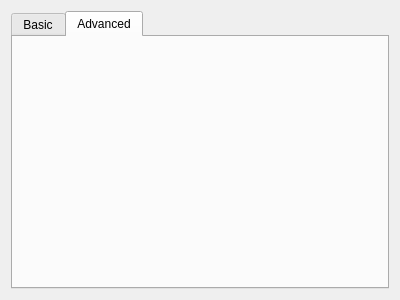
First picture: the form in qt/draw_map_form.ui, repository idergunoff/geovel_1.0, before the edit.
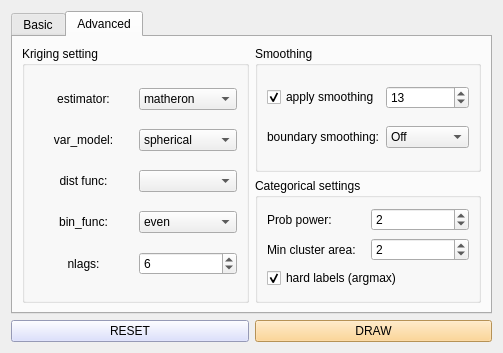
Second picture: the form after the edit. The open tabs and pages were chosen to show the change.

Commit message: upgrade draw map form

```diff
--- a/qt/draw_map_form.ui
+++ b/qt/draw_map_form.ui
@@ -6,15 +6,35 @@
    <rect>
     <x>0</x>
     <y>0</y>
-    <width>400</width>
-    <height>300</height>
+    <width>503</width>
+    <height>353</height>
    </rect>
   </property>
   <property name="windowTitle">
    <string>Form</string>
   </property>
   <layout class="QGridLayout" name="gridLayout">
-   <item row="0" column="0">
+   <item row="1" column="0">
+    <widget class="QPushButton" name="pushButton_reset_map">
+     <property name="styleSheet">
+      <string notr="true">background-color: rgb(210, 215, 255);</string>
+     </property>
+     <property name="text">
+      <string>RESET</string>
+     </property>
+    </widget>
+   </item>
+   <item row="1" column="1">
+    <widget class="QPushButton" name="pushButton_map">
+     <property name="styleSheet">
+      <string notr="true">background-color: rgb(255, 204, 121);</string>
+     </property>
+     <property name="text">
+      <string>DRAW</string>
+     </property>
+    </widget>
+   </item>
+   <item row="0" column="0" colspan="2">
     <widget class="QTabWidget" name="tabWidget">
      <property name="currentIndex">
       <number>0</number>
@@ -169,6 +189,328 @@
       <attribute name="title">
        <string>Advanced</string>
       </attribute>
+      <layout class="QGridLayout" name="gridLayout_6">
+       <item row="0" column="0" rowspan="2">
+        <widget class="QGroupBox" name="groupBox">
+         <property name="title">
+          <string>Kriging setting</string>
+         </property>
+         <layout class="QGridLayout" name="gridLayout_3">
+          <item row="0" column="0">
+           <widget class="QLabel" name="label_7">
+            <property name="text">
+             <string>estimator:</string>
+            </property>
+            <property name="alignment">
+             <set>Qt::AlignCenter</set>
+            </property>
+           </widget>
+          </item>
+          <item row="0" column="1">
+           <widget class="QComboBox" name="comboBox_estimator">
+            <item>
+             <property name="text">
+              <string>matheron</string>
+             </property>
+            </item>
+            <item>
+             <property name="text">
+              <string>cressie</string>
+             </property>
+            </item>
+            <item>
+             <property name="text">
+              <string>dowd</string>
+             </property>
+            </item>
+            <item>
+             <property name="text">
+              <string>minmax</string>
+             </property>
+            </item>
+            <item>
+             <property name="text">
+              <string>entropy</string>
+             </property>
+            </item>
+           </widget>
+          </item>
+          <item row="1" column="0">
+           <widget class="QLabel" name="label_27">
+            <property name="text">
+             <string>var_model:</string>
+            </property>
+            <property name="alignment">
+             <set>Qt::AlignCenter</set>
+            </property>
+           </widget>
+          </item>
+          <item row="1" column="1">
+           <widget class="QComboBox" name="comboBox_var_model">
+            <item>
+             <property name="text">
+              <string>spherical</string>
+             </property>
+            </item>
+            <item>
+             <property name="text">
+              <string>exponential</string>
+             </property>
+            </item>
+            <item>
+             <property name="text">
+              <string>gaussian</string>
+             </property>
+            </item>
+            <item>
+             <property name="text">
+              <string>cubic</string>
+             </property>
+            </item>
+            <item>
+             <property name="text">
+              <string>stable</string>
+             </property>
+            </item>
+            <item>
+             <property name="text">
+              <string>matern</string>
+             </property>
+            </item>
+            <item>
+             <property name="text">
+              <string>nugget</string>
+             </property>
+            </item>
+           </widget>
+          </item>
+          <item row="2" column="0">
+           <widget class="QLabel" name="label_8">
+            <property name="text">
+             <string>dist func:</string>
+            </property>
+            <property name="alignment">
+             <set>Qt::AlignCenter</set>
+            </property>
+           </widget>
+          </item>
+          <item row="2" column="1">
+           <widget class="QComboBox" name="comboBox_dist_func"/>
+          </item>
+          <item row="3" column="0">
+           <widget class="QLabel" name="label_5">
+            <property name="text">
+             <string>bin_func:</string>
+            </property>
+            <property name="alignment">
+             <set>Qt::AlignCenter</set>
+            </property>
+           </widget>
+          </item>
+          <item row="3" column="1">
+           <widget class="QComboBox" name="comboBox_bin_func">
+            <item>
+             <property name="text">
+              <string>even</string>
+             </property>
+            </item>
+            <item>
+             <property name="text">
+              <string>uniform</string>
+             </property>
+            </item>
+            <item>
+             <property name="text">
+              <string>fd</string>
+             </property>
+            </item>
+            <item>
+             <property name="text">
+              <string>sturges</string>
+             </property>
+            </item>
+            <item>
+             <property name="text">
+              <string>scott</string>
+             </property>
+            </item>
+            <item>
+             <property name="text">
+              <string>doane</string>
+             </property>
+            </item>
+            <item>
+             <property name="text">
+              <string>sqrt</string>
+             </property>
+            </item>
+            <item>
+             <property name="text">
+              <string>kmeans</string>
+             </property>
+            </item>
+            <item>
+             <property name="text">
+              <string>ward</string>
+             </property>
+            </item>
+           </widget>
+          </item>
+          <item row="4" column="0">
+           <widget class="QLabel" name="label_28">
+            <property name="toolTip">
+             <string>Количество ячеек усреднения для вариограммы</string>
+            </property>
+            <property name="text">
+             <string>nlags:</string>
+            </property>
+            <property name="alignment">
+             <set>Qt::AlignCenter</set>
+            </property>
+           </widget>
+          </item>
+          <item row="4" column="1">
+           <widget class="QSpinBox" name="spinBox_nlags">
+            <property name="minimum">
+             <number>1</number>
+            </property>
+            <property name="maximum">
+             <number>1000</number>
+            </property>
+            <property name="value">
+             <number>6</number>
+            </property>
+           </widget>
+          </item>
+         </layout>
+        </widget>
+       </item>
+       <item row="0" column="1">
+        <widget class="QGroupBox" name="groupBox_2">
+         <property name="title">
+          <string>Smoothing</string>
+         </property>
+         <layout class="QGridLayout" name="gridLayout_4">
+          <item row="0" column="0">
+           <widget class="QCheckBox" name="checkBox_filt">
+            <property name="contextMenuPolicy">
+             <enum>Qt::PreventContextMenu</enum>
+            </property>
+            <property name="layoutDirection">
+             <enum>Qt::LeftToRight</enum>
+            </property>
+            <property name="text">
+             <string>apply smoothing</string>
+            </property>
+            <property name="checked">
+             <bool>true</bool>
+            </property>
+           </widget>
+          </item>
+          <item row="0" column="1">
+           <widget class="QSpinBox" name="spinBox_filt">
+            <property name="minimum">
+             <number>5</number>
+            </property>
+            <property name="singleStep">
+             <number>2</number>
+            </property>
+            <property name="value">
+             <number>13</number>
+            </property>
+           </widget>
+          </item>
+          <item row="1" column="0">
+           <widget class="QLabel" name="label_9">
+            <property name="text">
+             <string>boundary smoothing:</string>
+            </property>
+           </widget>
+          </item>
+          <item row="1" column="1">
+           <widget class="QComboBox" name="comboBox_boundary_smooth">
+            <item>
+             <property name="text">
+              <string>Off</string>
+             </property>
+            </item>
+            <item>
+             <property name="text">
+              <string>Low</string>
+             </property>
+            </item>
+            <item>
+             <property name="text">
+              <string>Medium</string>
+             </property>
+            </item>
+            <item>
+             <property name="text">
+              <string>High</string>
+             </property>
+            </item>
+           </widget>
+          </item>
+         </layout>
+        </widget>
+       </item>
+       <item row="1" column="1">
+        <widget class="QGroupBox" name="groupBox_3">
+         <property name="title">
+          <string>Categorical settings</string>
+         </property>
+         <layout class="QGridLayout" name="gridLayout_5">
+          <item row="0" column="0">
+           <widget class="QLabel" name="label_10">
+            <property name="text">
+             <string>Prob power:</string>
+            </property>
+           </widget>
+          </item>
+          <item row="0" column="1">
+           <widget class="QSpinBox" name="spinBox_prob_power">
+            <property name="minimum">
+             <number>1</number>
+            </property>
+            <property name="maximum">
+             <number>8</number>
+            </property>
+            <property name="value">
+             <number>2</number>
+            </property>
+           </widget>
+          </item>
+          <item row="1" column="0">
+           <widget class="QLabel" name="label_11">
+            <property name="text">
+             <string>Min cluster area:</string>
+            </property>
+           </widget>
+          </item>
+          <item row="1" column="1">
+           <widget class="QSpinBox" name="spinBox_min_cluster_area">
+            <property name="maximum">
+             <number>100</number>
+            </property>
+            <property name="value">
+             <number>2</number>
+            </property>
+           </widget>
+          </item>
+          <item row="2" column="0" colspan="2">
+           <widget class="QCheckBox" name="checkBox_enforce_hard_labels">
+            <property name="text">
+             <string>hard labels (argmax)</string>
+            </property>
+            <property name="checked">
+             <bool>true</bool>
+            </property>
+           </widget>
+          </item>
+         </layout>
+        </widget>
+       </item>
+      </layout>
      </widget>
     </widget>
    </item>
```
Left out of the diff: 20 changed lines with no effect on the pictures. The commit also changes 1 other file.
